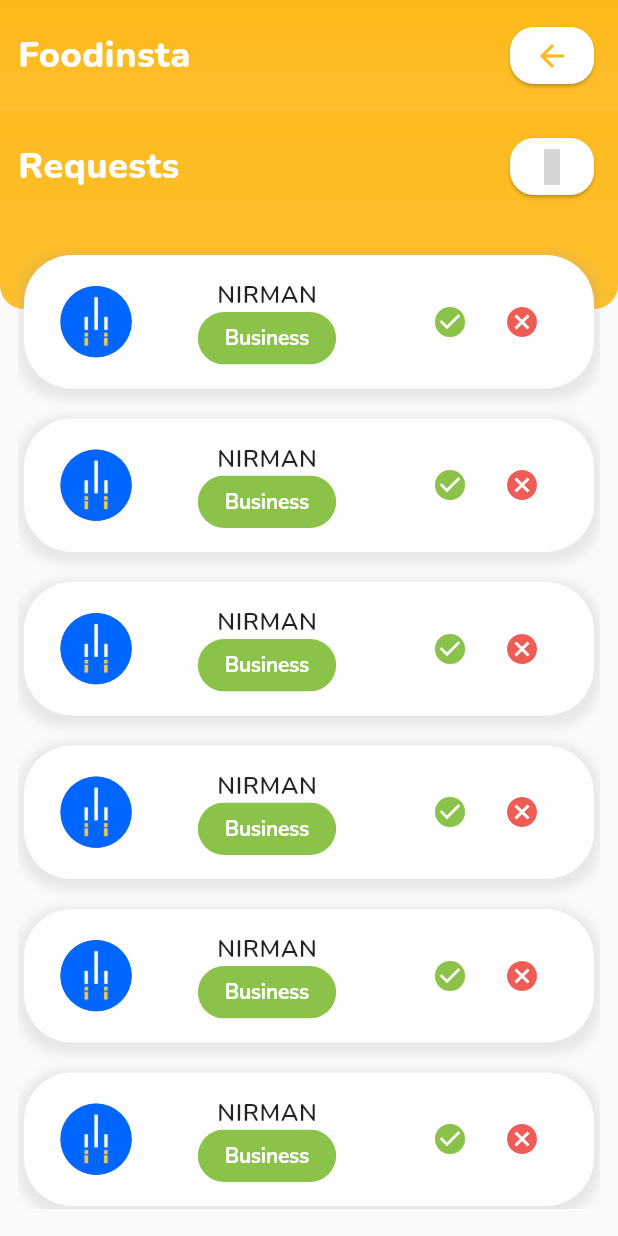
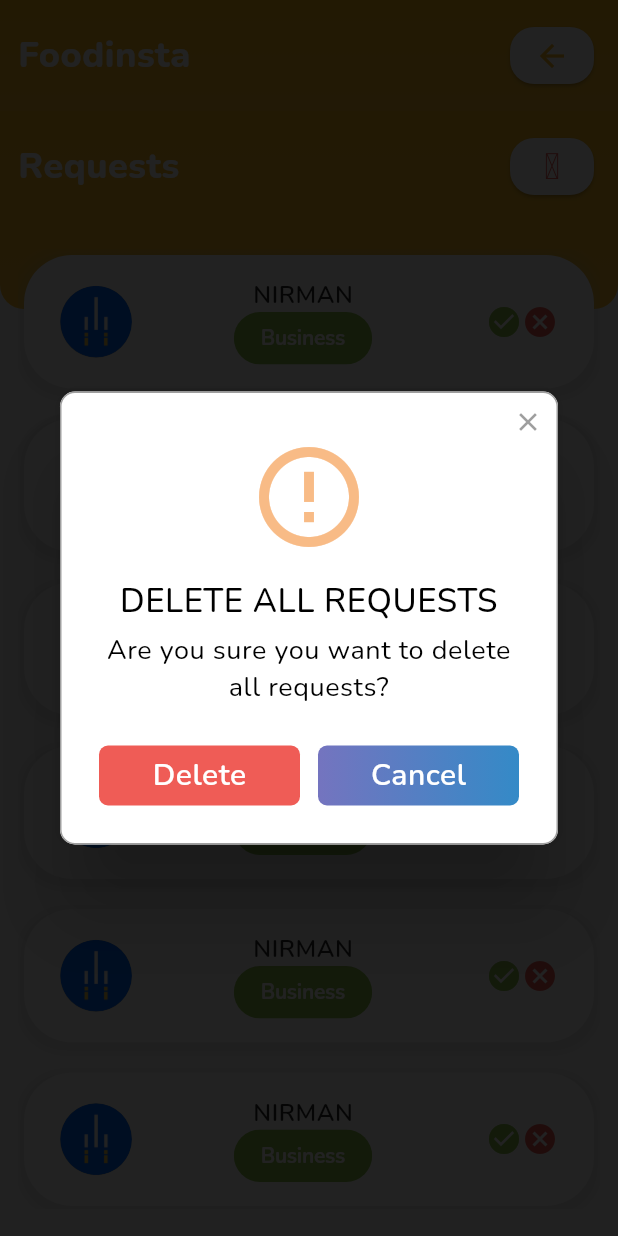
Before and after one commit to amaan-zafar/Foodinsta, a Flutter app: the RequestsPage screen opened directly, after a tap on an icon or button, on a phone screen of 412 x 824 dp. Run offline on Flutter 3.47's test engine with Material 2 defaults, Android fonts, the phone set to English and light mode, and no system bars; drawn by our look-alikes of rflutter_alert; our stand-ins replace camera, csc_picker, firebase_auth, firebase_core, flutter_rating_bar, flutter_secure_storage and 9 more; missing offline and left inert: country_calling_code_picker, geocoder, qrscan; accounts and stored records are empty; grey boxes are pictures that could not be loaded.

Commit message:
delete confirmation implemented

```diff
--- /dev/null
+++ b/lib/components/custom_alert.dart
@@ -0,0 +1,37 @@
+import 'package:flutter/material.dart';
+import 'package:food_insta/theme.dart';
+import 'package:rflutter_alert/rflutter_alert.dart';
+
+showAlert(BuildContext context, String title, String desc) {
+  return Alert(
+    context: context,
+    type: AlertType.warning,
+    title: title,
+    desc: desc,
+    buttons: [
+      DialogButton(
+        splashColor: Colors.transparent,
+        highlightColor: Colors.transparent,
+        child: Text(
+          "Delete",
+          style: TextStyle(color: Colors.white, fontSize: 20),
+        ),
+        onPressed: () => Navigator.pop(context),
+        color: Styles.customDeclineButtonColor,
+      ),
+      DialogButton(
+        splashColor: Colors.transparent,
+        highlightColor: Colors.transparent,
+        child: Text(
+          "Cancel",
+          style: TextStyle(color: Colors.white, fontSize: 20),
+        ),
+        onPressed: () => Navigator.pop(context),
+        gradient: LinearGradient(colors: [
+          Color.fromRGBO(116, 116, 191, 1.0),
+          Color.fromRGBO(52, 138, 199, 1.0)
+        ]),
+      )
+    ],
+  ).show();
+}
--- a/lib/screens/root_app/profile/post_detail_screen.dart
+++ b/lib/screens/root_app/profile/post_detail_screen.dart
@@ -1,11 +1,11 @@
 import 'package:flutter/material.dart';
+import 'package:food_insta/components/custom_alert.dart';
 import 'package:food_insta/components/custom_app_bar.dart';
 import 'package:food_insta/components/custom_background.dart';
-import 'package:food_insta/components/custom_card.dart';
 import 'package:food_insta/components/custom_icon_button.dart';
 import 'package:food_insta/components/custom_text_button.dart';
 import 'package:food_insta/components/item_card.dart';
-import 'package:food_insta/components/user_type_label.dart';
+import 'package:rflutter_alert/rflutter_alert.dart';
 import 'package:food_insta/screens/root_app/profile/qrcode_page.dart';
 import 'package:food_insta/screens/root_app/profile/requests_page.dart';
 import 'package:food_insta/theme.dart';
@@ -13,6 +13,7 @@ import 'package:material_design_icons_flutter/material_design_icons_flutter.dart
 
 class PostDetail extends StatelessWidget {
   String randomImg = 'https://picsum.photos/250?image=9';
+
   @override
   Widget build(BuildContext context) {
     return Scaffold(
@@ -67,7 +68,10 @@ class PostDetail extends StatelessWidget {
                       right: 44,
                       top: 36,
                       child: CustomIconButton(
-                        onPressed: () {},
+                        onPressed: () {
+                          showAlert(context, 'DELETE POST',
+                              'Are you sure you want to delete the post');
+                        },
                         icon: Icon(
                           MdiIcons.deleteEmpty,
                           color: Styles.customDeclineButtonColor,
--- a/lib/screens/root_app/profile/requests_page.dart
+++ b/lib/screens/root_app/profile/requests_page.dart
@@ -1,4 +1,5 @@
 import 'package:flutter/material.dart';
+import 'package:food_insta/components/custom_alert.dart';
 import 'package:food_insta/components/custom_app_bar.dart';
 import 'package:food_insta/components/custom_background.dart';
 import 'package:food_insta/components/custom_card.dart';
@@ -55,11 +56,13 @@ class _RequestsPageState extends State<RequestsPage> {
                       ),
                       CustomIconButton(
                         onPressed: () {
-                          setState(() {});
+                          showAlert(context, 'DELETE ALL REQUESTS',
+                                  'Are you sure you want to delete all requests?')
+                              .show();
                         },
                         icon: Icon(
                           MdiIcons.deleteEmpty,
-                          color: Styles.iconColor,
+                          color: Styles.customDeclineButtonColor,
                         ),
                       ),
                     ],
@@ -109,20 +112,16 @@ class _RequestsPageState extends State<RequestsPage> {
                                 SizedBox(
                                   width: 8,
                                 ),
-                                IconButton(
-                                    iconSize: 24,
-                                    icon: Icon(
+                                Icon(
                                   Icons.check_circle,
+                                  size: 24,
                                   color: Styles.customApprovedButtonColor,
                                 ),
-                                    onPressed: () {}),
-                                IconButton(
-                                    iconSize: 24,
-                                    icon: Icon(
+                                Icon(
                                   Icons.cancel,
+                                  size: 24,
                                   color: Styles.customDeclineButtonColor,
                                 ),
-                                    onPressed: () {}),
                               ],
                             )
                           ],
```
Lines whose indentation alone changed are shown as unchanged.
